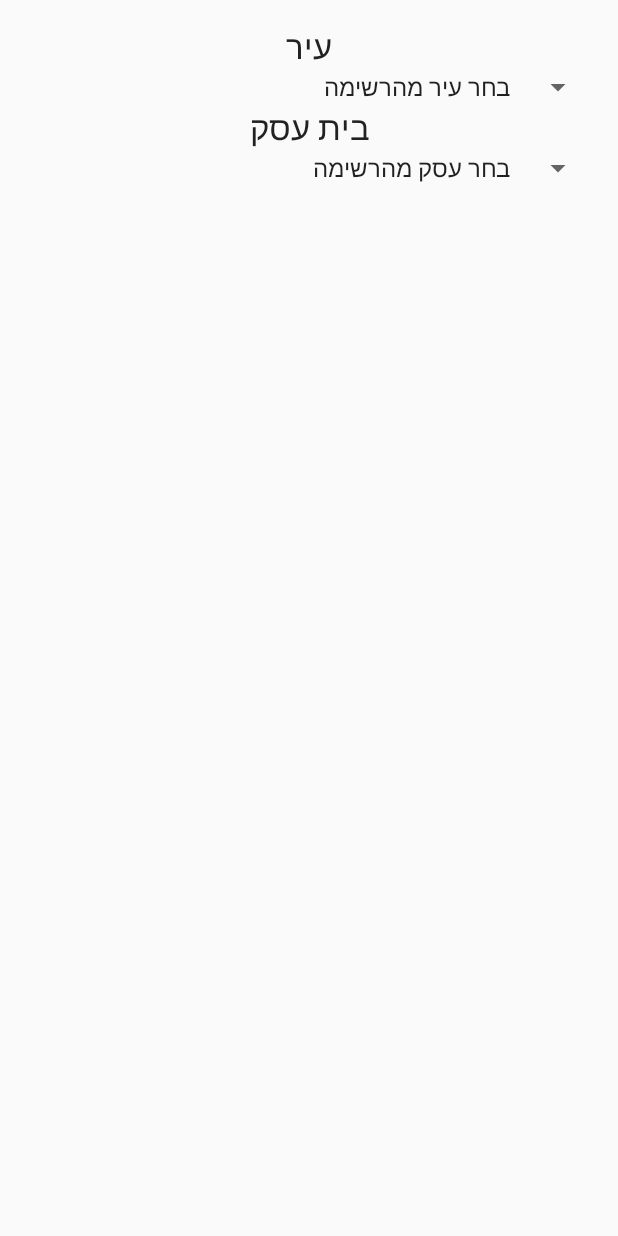
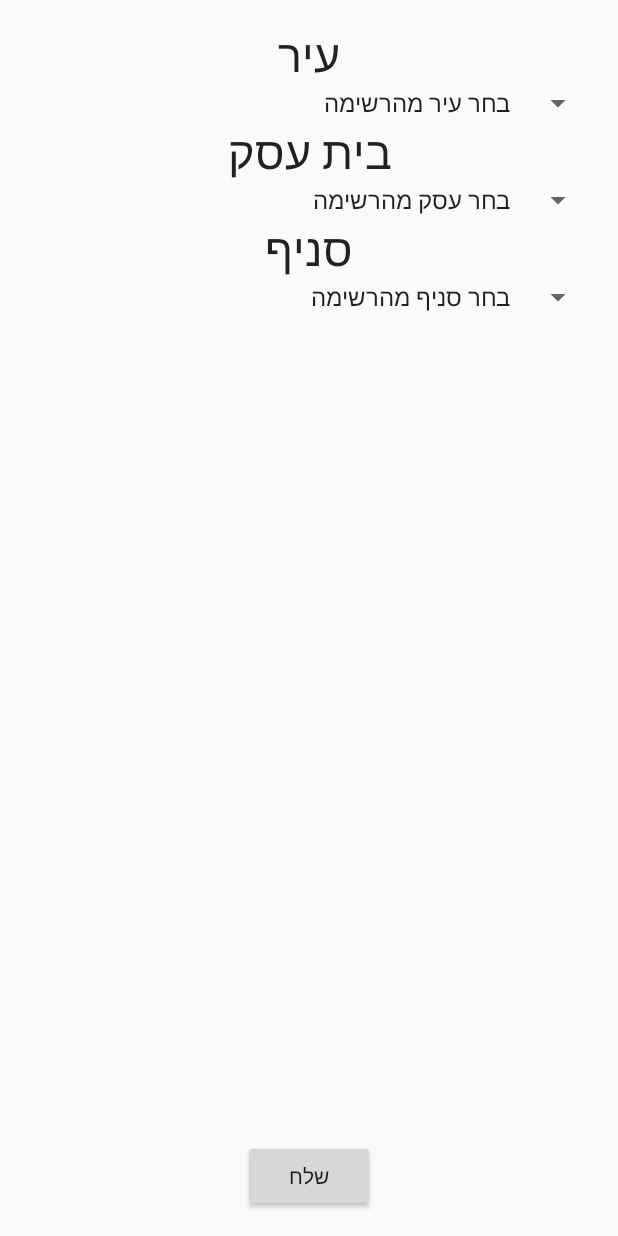
Before and after one commit to FinalProjectJCE/AndroidAppWN, an Android app: the MainActivity2 screen opened directly, with no data from a screen before it, on a phone screen of 412 x 824 dp. Run offline under Robolectric (Android 15) with nearby library versions, the phone set to English and light mode, and no system bars.

Commit message:
branch spinner + send button + new activity

```diff
--- a/app/src/main/AndroidManifest.xml
+++ b/app/src/main/AndroidManifest.xml
@@ -20,6 +20,10 @@
             android:name=".MainActivity2"
             android:label="@string/title_activity_main_activity2" >
         </activity>
+        <activity
+            android:name=".MainActivity3"
+            android:label="@string/title_activity_main_activity3" >
+        </activity>
     </application>
 
 </manifest>
--- a/app/src/main/java/com/example/zaken/androidappwn/MainActivity2.java
+++ b/app/src/main/java/com/example/zaken/androidappwn/MainActivity2.java
@@ -9,12 +9,14 @@ import android.view.View;
 import android.widget.AdapterView;
 import android.widget.ArrayAdapter;
 import android.widget.Spinner;
+import android.content.Intent;
 
 
 public class MainActivity2 extends Activity {
 
     private Spinner cityTypeSpinner;
     private Spinner businessTypeSpinner;
+    private Spinner branchTypeSpinner;
     @Override
     protected void onCreate(Bundle savedInstanceState) {
         super.onCreate(savedInstanceState);
@@ -23,6 +25,8 @@ public class MainActivity2 extends Activity {
         addListenerToCityTypeSpinner();
         addItemsToBusinessTypeSpinner();
         addListenerToBusinessTypeSpinner();
+        addItemsToBranchTypeSpinner();
+        addListenerToBranchTypeSpinner();
     }
 
 
@@ -97,4 +101,37 @@ public class MainActivity2 extends Activity {
             }
         });
     }
+
+    public void addItemsToBranchTypeSpinner()
+    {
+        branchTypeSpinner = (Spinner) findViewById(R.id.branch_type_spinner);
+        ArrayAdapter<CharSequence> branchTypeSpinnerAdapter = ArrayAdapter.createFromResource(this,R.array.branch_types,android.R.layout.simple_spinner_item);
+        branchTypeSpinnerAdapter.setDropDownViewResource(android.R.layout.simple_spinner_dropdown_item);
+        branchTypeSpinner.setAdapter(branchTypeSpinnerAdapter);
+    }
+
+    public void addListenerToBranchTypeSpinner()
+    {
+        branchTypeSpinner = (Spinner) findViewById(R.id.branch_type_spinner);
+        branchTypeSpinner.setOnItemSelectedListener(new AdapterView.OnItemSelectedListener() {
+            @Override
+            public void onItemSelected(AdapterView<?> parent, View view, int position, long l)
+            {
+                String itemSelectedInSpinner = parent.getItemAtPosition(position).toString();
+                //TODO add somethimg here
+            }
+
+            @Override
+            public void onNothingSelected(AdapterView<?> adapterView) {
+
+            }
+        });
+    }
+
+    public void send_business(View view){
+        Intent i=new Intent(this,MainActivity3.class);
+        startActivity(i);
+    }
+
+
 }
--- a/app/src/main/res/layout/activity_main_activity2.xml
+++ b/app/src/main/res/layout/activity_main_activity2.xml
@@ -13,7 +13,8 @@
         android:textAppearance="?android:attr/textAppearanceLarge"
         android:id="@+id/textView9"
         android:layout_alignParentTop="true"
-        android:layout_centerHorizontal="true" />
+        android:layout_centerHorizontal="true"
+        android:textSize="30sp" />
 
     <Spinner
         android:layout_width="match_parent"
@@ -29,7 +30,8 @@
         android:text="@string/choose_bus_text"
         android:id="@+id/textView10"
         android:layout_below="@+id/city_type_spinner"
-        android:layout_centerHorizontal="true" />
+        android:layout_centerHorizontal="true"
+        android:textSize="30sp" />
 
     <Spinner
         android:layout_width="match_parent"
@@ -38,5 +40,31 @@
         android:layout_below="@+id/textView10"
         android:layout_centerHorizontal="true" />
 
+    <TextView
+        android:layout_width="wrap_content"
+        android:layout_height="wrap_content"
+        android:textAppearance="?android:attr/textAppearanceLarge"
+        android:text="@string/choose_branch"
+        android:id="@+id/textView11"
+        android:layout_below="@+id/business_type_spinner"
+        android:layout_centerHorizontal="true"
+        android:textSize="30sp" />
+
+    <Spinner
+        android:layout_width="match_parent"
+        android:layout_height="wrap_content"
+        android:id="@+id/branch_type_spinner"
+        android:layout_below="@+id/textView11"
+        android:layout_centerHorizontal="true" />
+
+    <Button
+        android:layout_width="wrap_content"
+        android:layout_height="wrap_content"
+        android:text="שלח"
+        android:id="@+id/button"
+        android:onClick="send_business"
+        android:layout_alignParentBottom="true"
+        android:layout_centerHorizontal="true" />
+
 
 </RelativeLayout>
--- /dev/null
+++ b/app/src/main/res/values/branch_type.xml
@@ -0,0 +1,12 @@
+<?xml version = "1.0" encoding="utf-8"?>
+<resources>
+    <string-array name="branch_types">
+        <item>בחר סניף מהרשימה</item>
+        <item>מרכז העיר</item>
+        <item>קניון מלחה</item>
+        <item>גבעת שאול</item>
+        <item>רחביה</item>
+        <item>תלפיות</item>
+        <item>רמות</item>
+    </string-array>
+</resources>
--- a/app/src/main/res/values/strings.xml
+++ b/app/src/main/res/values/strings.xml
@@ -6,5 +6,8 @@
     <string name="choose_city_text">עיר</string>
     <string name="choose_bus_text">בית עסק</string>
     <string name="title_activity_main_activity2">MainActivity2</string>
+    <string name="choose_branch">סניף</string>
+    <string name="title_activity_main_activity3">MainActivity3</string>
+    <string name="hello_world">Hello world!</string>
 
 </resources>
```
